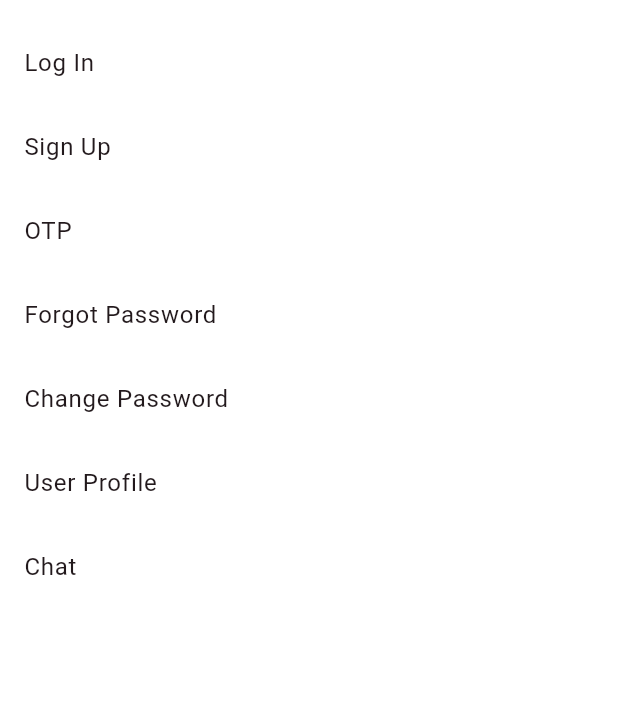
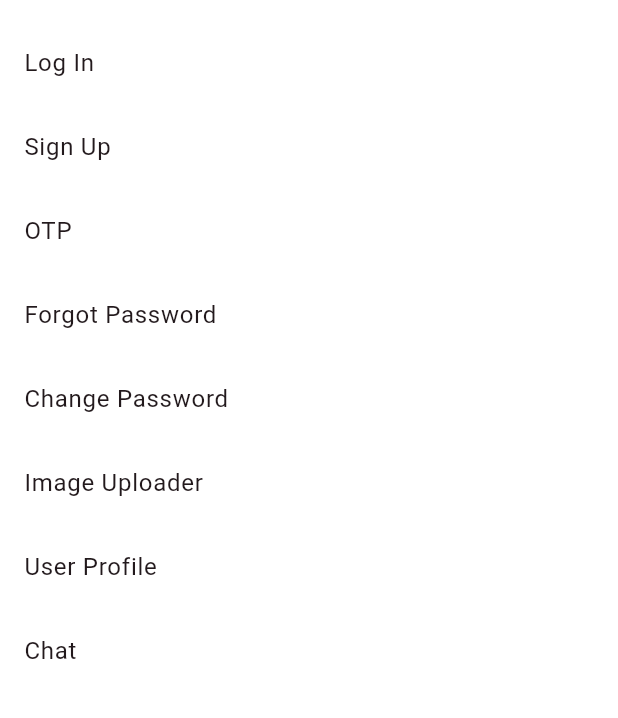
Before and after one commit to DigniteStudios/Open-UI, a Flutter app: the screen it shows after launch, on a phone screen of 412 x 824 dp, the part 63-781 px from its top. Run offline on Flutter 3.47's test engine with Material 3 defaults, Android fonts, the phone set to English and light mode, and no system bars; our stand-ins replace dio, firebase_auth, firebase_messaging, flutter_local_notifications, google_sign_in, grouped_list and 4 more; missing offline and left inert: flutter_facebook_auth, phone_input; accounts and stored records are empty.

Commit message:
create image uploader UI...

```diff
--- a/lib/main.dart
+++ b/lib/main.dart
@@ -1,11 +1,12 @@
-import 'package:firebase_core/firebase_core.dart';
 import 'package:flutter/material.dart';
-import 'package:open_ui/utils/text_theme_extension.dart';
 
 import 'controllers/notification_controller.dart';
+import 'themes/dark_theme.dart';
+import 'themes/light_theme.dart';
 import 'ui/change_pass_screen.dart';
 import 'ui/chat_screen.dart';
 import 'ui/forgot_pass_screen.dart';
+import 'ui/image_uploader_screen.dart';
 import 'ui/login_screen.dart';
 import 'ui/otp_screen.dart';
 import 'ui/signup_screen.dart';
@@ -33,65 +34,8 @@ class MyApp extends StatelessWidget {
     return MaterialApp(
       title: 'Open UI',
       themeMode: ThemeMode.system,
-      theme: ThemeData(
-        colorScheme: ColorScheme.fromSeed(
-          seedColor: Colors.black,
-          secondary: const Color(0xFF5E5F62),
-          primary: Colors.black,
-          primaryContainer: Colors.black12,
-          shadow: const Color.fromRGBO(0, 0, 0, 0.05999999865889549),
-          surface: const Color(0xFFD9D9D9)
-        ),
-        useMaterial3: true,
-        appBarTheme: const AppBarTheme(
-          backgroundColor: Colors.white
-        ),
-        inputDecorationTheme: InputDecorationTheme(
-          hintStyle: context.titleSmall?.copyWith(
-              fontSize: 14,
-              fontWeight: FontWeight.w400
-          ),
-          border: OutlineInputBorder(
-              borderRadius: BorderRadius.circular(10)
-          ),
-        ),
-        scaffoldBackgroundColor: Colors.white
-      ),
-      darkTheme: ThemeData(
-          colorScheme: ColorScheme.dark(
-            primary: Color(0xFF5E4DB2),
-            secondary: Colors.white,
-            inversePrimary: Color(0xFFDFD8FD),
-            // secondary: const Color(0xFF5E5F62),
-            // primary: Colors.black,
-            // primaryContainer: Colors.black12,
-            shadow: Colors.black26,
-            surface: Color(0xFF5E4DB2).withOpacity(.3)
-            // onPrimary: Colors.white,
-          ),
-          textTheme: Theme.of(context).textTheme.apply(
-            bodyColor: Colors.white,
-            displayColor: Colors.white,
-          ),
-          useMaterial3: true,
-          scaffoldBackgroundColor: const Color(0xFF2B273F),
-          appBarTheme: const AppBarTheme(
-              backgroundColor: Color(0xFF2B273F),
-          ),
-          inputDecorationTheme: InputDecorationTheme(
-            hintStyle: context.titleSmall?.copyWith(
-                fontSize: 14,
-                fontWeight: FontWeight.w400,
-              color: Colors.white
-            ),
-            border: OutlineInputBorder(
-              borderSide: const BorderSide(
-                color: Colors.white
-              ),
-                borderRadius: BorderRadius.circular(10)
-            ),
-          ),
-      ),
+      theme: lightTheme,
+      darkTheme: darkTheme,
       home: const MyHomePage(),
     );
   }
@@ -175,6 +119,16 @@ class _MyHomePageState extends State<MyHomePage> {
           ListTile(
             onTap: () {
               Navigator.push(context, MaterialPageRoute(
+                  builder: (context) => const ImageUploaderScreen(),
+              ));
+            },
+            title: const Text(
+              'Image Uploader',
+            ),
+          ),
+          ListTile(
+            onTap: () {
+              Navigator.push(context, MaterialPageRoute(
                   builder: (context) => const UserProfileScreen(),
               ));
             },
--- /dev/null
+++ b/lib/themes/dark_theme.dart
@@ -0,0 +1,37 @@
+import 'package:flutter/material.dart';
+
+final ThemeData darkTheme = ThemeData(
+  colorScheme: ColorScheme.dark(
+      primary: const Color(0xFF5E4DB2),
+      secondary: Colors.white,
+      inversePrimary: const Color(0xFFDFD8FD),
+      // secondary: const Color(0xFF5E5F62),
+      // primary: Colors.black,
+      // primaryContainer: Colors.black12,
+      shadow: Colors.black26,
+      surface: const Color(0xFF5E4DB2).withOpacity(.3)
+    // onPrimary: Colors.white,
+  ),
+  textTheme: ThemeData().textTheme.apply(
+    bodyColor: Colors.white,
+    displayColor: Colors.white,
+  ),
+  useMaterial3: true,
+  scaffoldBackgroundColor: const Color(0xFF2B273F),
+  appBarTheme: const AppBarTheme(
+    backgroundColor: Color(0xFF2B273F),
+  ),
+  inputDecorationTheme: InputDecorationTheme(
+    hintStyle: ThemeData().textTheme.titleSmall?.copyWith(
+        fontSize: 14,
+        fontWeight: FontWeight.w400,
+        color: Colors.white
+    ),
+    border: OutlineInputBorder(
+        borderSide: const BorderSide(
+            color: Colors.white
+        ),
+        borderRadius: BorderRadius.circular(10)
+    ),
+  ),
+);
--- /dev/null
+++ b/lib/themes/light_theme.dart
@@ -0,0 +1,26 @@
+import 'package:flutter/material.dart';
+
+final ThemeData lightTheme = ThemeData(
+    colorScheme: ColorScheme.fromSeed(
+        seedColor: Colors.black,
+        secondary: const Color(0xFF5E5F62),
+        primary: Colors.black,
+        primaryContainer: Colors.black12,
+        shadow: const Color.fromRGBO(0, 0, 0, 0.05999999865889549),
+        surface: const Color(0xFFD9D9D9)
+    ),
+    useMaterial3: true,
+    appBarTheme: const AppBarTheme(
+        backgroundColor: Colors.white
+    ),
+    inputDecorationTheme: InputDecorationTheme(
+      hintStyle: ThemeData().textTheme.titleSmall?.copyWith(
+          fontSize: 14,
+          fontWeight: FontWeight.w400
+      ),
+      border: OutlineInputBorder(
+          borderRadius: BorderRadius.circular(10)
+      ),
+    ),
+    scaffoldBackgroundColor: Colors.white
+);
--- a/pubspec.yaml
+++ b/pubspec.yaml
@@ -38,11 +38,12 @@ dependencies:
   phone_input: ^1.0.0
   pinput: ^5.0.0
   grouped_list: ^6.0.0
-  intl: ^0.19.00
 
   dio: ^5.6.0
   flutter_local_notifications: ^17.2.2
   shared_preferences: ^2.3.1
+  image_picker: ^1.1.2
+  intl: ^0.19.00
 
   firebase_auth: ^5.1.4
   firebase_core: ^3.3.0
```
Also changed, not shown: lib/ui/image_uploader_screen.dart (added, +173 -0 lines), pubspec.lock, 6 other files.
